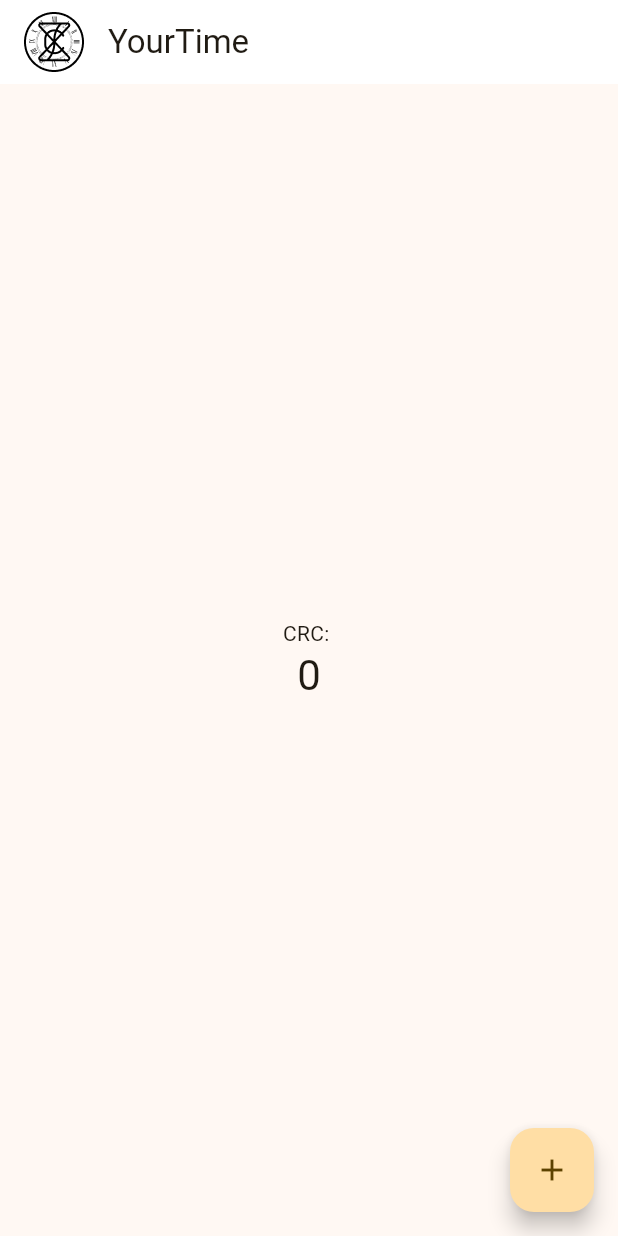
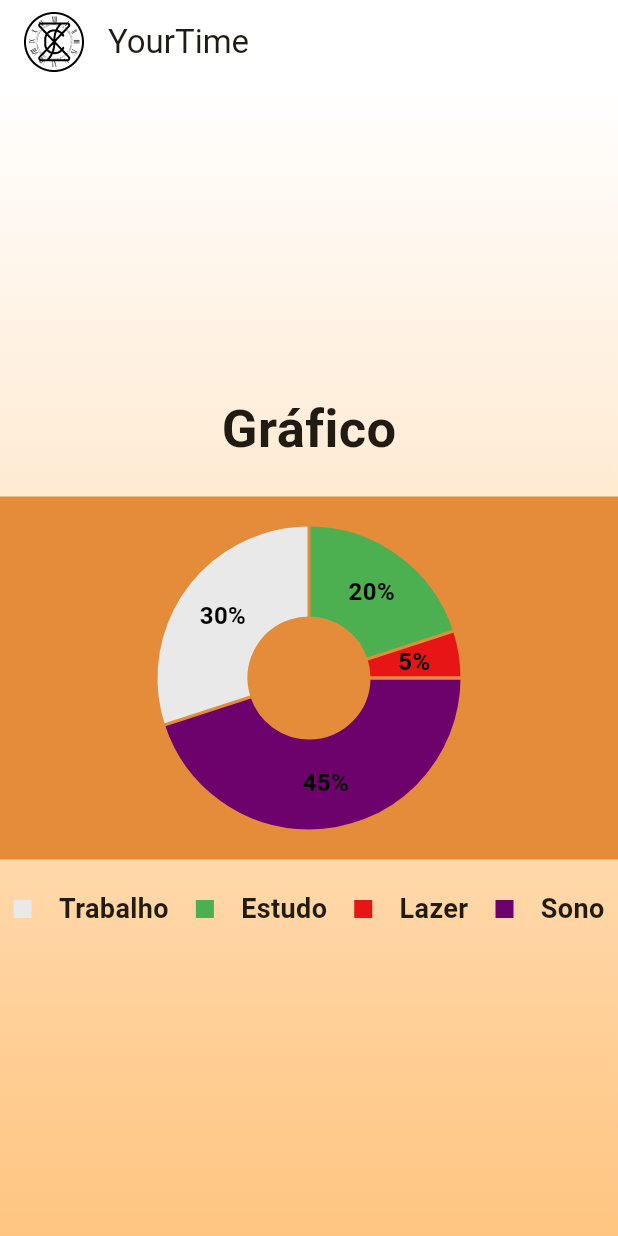
Before and after one commit to douglasarthurr/appYourTime, a Flutter app: the screen it shows after launch, on a phone screen of 412 x 824 dp. Run offline on Flutter 3.47's test engine with Material 2 defaults, Android fonts, the phone set to English and light mode, and no system bars; drawn by our look-alikes of fl_chart.

Commit message:
finalização gráfico

```diff
--- /dev/null
+++ b/lib/MyApp.dart
@@ -0,0 +1,21 @@
+import 'package:flutter/material.dart';
+import 'graphicPage.dart';
+
+class MyApp extends StatelessWidget {
+  const MyApp({super.key});
+
+  // This widget is the root of your application.
+  @override
+  Widget build(BuildContext context) {
+    return MaterialApp(
+      title: 'Your time',
+      theme: ThemeData(
+
+        colorScheme: ColorScheme.fromSeed(seedColor: Color.fromARGB(255, 226, 171, 53)),
+        useMaterial3: true,
+      ),
+      debugShowCheckedModeBanner: false,
+      home: const MyHomePage(title: 'YourTime'),
+    );
+  }
+}
--- /dev/null
+++ b/lib/graphicPage.dart
@@ -0,0 +1,160 @@
+import 'package:flutter/material.dart';
+import 'package:fl_chart/fl_chart.dart';
+
+class MyHomePage extends StatefulWidget {
+  const MyHomePage({Key? key, required this.title}) : super(key: key);
+
+  final String title;
+
+  @override
+  State<MyHomePage> createState() => _MyHomePageState();
+}
+
+class _MyHomePageState extends State<MyHomePage> {
+  @override
+  Widget build(BuildContext context) {
+    return Scaffold(
+      appBar: AppBar(
+        leading: Padding(
+          padding: const EdgeInsets.only(left: 16.0),
+          child: Image.asset('assets/images/crc.png'),
+        ),
+        backgroundColor: const Color.fromARGB(255, 255, 255, 255),
+        title: Text(widget.title),
+      ),
+      body: Container(
+        decoration: const BoxDecoration(
+          gradient: LinearGradient(
+            begin: Alignment.topCenter,
+            end: Alignment.bottomCenter,
+            colors: [Color(0xFFFFFFFF), Color(0xFFFFC581)],
+          ),
+        ),
+        child: Center(
+          child: Column(
+            mainAxisAlignment: MainAxisAlignment.center,
+            children: [
+              const Text(
+                'Gráfico',
+                style: TextStyle(fontSize: 35.0, fontWeight: FontWeight.bold),
+              ),
+              const SizedBox(height: 20), // Espaço entre o texto e o Container
+              Container(
+                width: 561, // Largura desejada
+                height: 242, // Altura desejada (metade da altura original)
+                padding: const EdgeInsets.all(20.0),
+                color: const Color.fromARGB(255, 228, 140, 58),
+                child: Center(
+                  child: PieChart(
+                    PieChartData(
+                      sections: [
+                        PieChartSectionData(
+                          color: Color.fromARGB(255, 109, 2, 109),
+                          value: 45,
+                          title: '45%',
+                          radius: 60,
+                          titleStyle: const TextStyle(
+                            fontSize: 16,
+                            fontWeight: FontWeight.bold,
+                            color: Color(0xFF000000),
+                          ),
+                        ),
+                        PieChartSectionData(
+                          color: const Color.fromARGB(255, 233, 233, 233),
+                          value: 30,
+                          title: '30%',
+                          radius: 60,
+                          titleStyle: const TextStyle(
+                            fontSize: 16,
+                            fontWeight: FontWeight.bold,
+                            color: Color(0xFF000000),
+                          ),
+                        ),
+                        PieChartSectionData(
+                          color: Colors.green,
+                          value: 20,
+                          title: '20%',
+                          radius: 60,
+                          titleStyle: const TextStyle(
+                            fontSize: 16,
+                            fontWeight: FontWeight.bold,
+                            color: Color(0xFF000000),
+                          ),
+                        ),
+                        PieChartSectionData(
+                          color: Color.fromARGB(255, 231, 21, 21),
+                          value: 5,
+                          title: '5%',
+                          radius: 60,
+                          titleStyle: const TextStyle(
+                            fontSize: 16,
+                            fontWeight: FontWeight.bold,
+                            color: Color(0xFF000000),
+                          ),
+                        ),
+                      ],
+                    ),
+                  ),
+                ),
+              ),
+              const SizedBox(height: 20), // Espaço entre o gráfico e os textos
+              Row(
+                mainAxisAlignment: MainAxisAlignment.spaceAround,
+                children: [
+                  Container(
+                    width: 12.0,
+                    height: 12.0,
+                    color: const Color.fromARGB(255, 233, 233, 233),
+                  ),
+                  const Text(
+                    'Trabalho',
+                    style: TextStyle(
+                      fontSize: 18,
+                      fontWeight: FontWeight.bold,
+                    ),
+                  ),
+                  Container(
+                    width: 12.0,
+                    height: 12.0,
+                    color: Colors.green,
+                  ),
+                  const Text(
+                    'Estudo',
+                    style: TextStyle(
+                      fontSize: 18,
+                      fontWeight: FontWeight.bold,
+                    ),
+                  ),
+                  Container(
+                    width: 12.0,
+                    height: 12.0,
+                    color: Color.fromARGB(255, 231, 21, 21),
+                  ),
+                  const Text(
+                    'Lazer',
+                    style: TextStyle(
+                      fontSize: 18,
+                      fontWeight: FontWeight.bold,
+                    ),
+                  ),
+                  Container(
+                    width: 12.0,
+                    height: 12.0,
+                    color: Color.fromARGB(255, 109, 2, 109),
+                  ),
+                  const Text(
+                    'Sono',
+                    style: TextStyle(
+                      fontSize: 18,
+                      fontWeight: FontWeight.bold,
+                    ),
+                  ),
+                ],
+              ),
+            ],
+          ),
+        ),
+      ),
+    );
+  }
+}
--- a/lib/main.dart
+++ b/lib/main.dart
@@ -1,94 +1,7 @@
 import 'package:flutter/material.dart';
-import 'pixPage.dart';
+import 'package:yourtime/MyApp.dart';
+
 
 void main() {
   runApp(const MyApp());
 }
-
-
-
-class MyApp extends StatelessWidget {
-  const MyApp({super.key});
-
-  // This widget is the root of your application.
-  @override
-  Widget build(BuildContext context) {
-    return MaterialApp(
-      title: 'Your time',
-      theme: ThemeData(
-
-        colorScheme: ColorScheme.fromSeed(seedColor: Color.fromARGB(255, 226, 171, 53)),
-        useMaterial3: true,
-      ),
-      home: const MyHomePage(title: 'YourTime'),
-    );
-  }
-}
-
-class MyHomePage extends StatefulWidget {
-  const MyHomePage({super.key, required this.title});
-
-  // This widget is the home page of your application. It is stateful, meaning
-  // that it has a State object (defined below) that contains fields that affect
-  // how it looks.
-
-  // This class is the configuration for the state. It holds the values (in this
-  // case the title) provided by the parent (in this case the App widget) and
-  // used by the build method of the State. Fields in a Widget subclass are
-  // always marked "final".
-
-  final String title;
-
-  @override
-  State<MyHomePage> createState() => _MyHomePageState();
-}
-
-class _MyHomePageState extends State<MyHomePage> {
-  int _counter = 0;
-
-  void _incrementCounter() {
-    setState(() {
-      _counter++;
-    });
-  }
-
-  @override
-  Widget build(BuildContext context) {
-
-    return Scaffold(
-      appBar: AppBar(
-
-        leading: Padding(
-          padding: EdgeInsets.only(left: 16.0),
-          child: Image.asset('assets/images/crc.png'),
-        ),
-        backgroundColor: Color.fromARGB(255, 255, 255, 255),
-
-        title: Text(widget.title),
-      ),
-      body: Center(
-
-        child: Column(
-
-          mainAxisAlignment: MainAxisAlignment.center,
-          children: <Widget>[
-            const Text(
-              'CRC: ',
-            ),
-            Text(
-              '$_counter',
-              style: Theme.of(context).textTheme.headlineMedium,
-            ),
-          ],
-        ),
-      ),
-      floatingActionButton: FloatingActionButton(
-        onPressed: _incrementCounter,
-        tooltip: 'Increment',
-        child: const Icon(Icons.add),
-
-      ), // This trailing comma makes auto-formatting nicer for build methods.
-    );
-
-  }
-}
--- /dev/null
+++ b/lib/testepubspec.yaml
@@ -0,0 +1,2 @@
+dependencies:
+  fl_chart: ^0.40.0
--- a/pubspec.yaml
+++ b/pubspec.yaml
@@ -34,6 +34,7 @@ dependencies:
   # The following adds the Cupertino Icons font to your application.
   # Use with the CupertinoIcons class for iOS style icons.
   cupertino_icons: ^1.0.2
+  fl_chart: ^0.63.0
 
 dev_dependencies:
   flutter_test:
```
Also changed, not shown: pubspec.lock, 1 other file.
